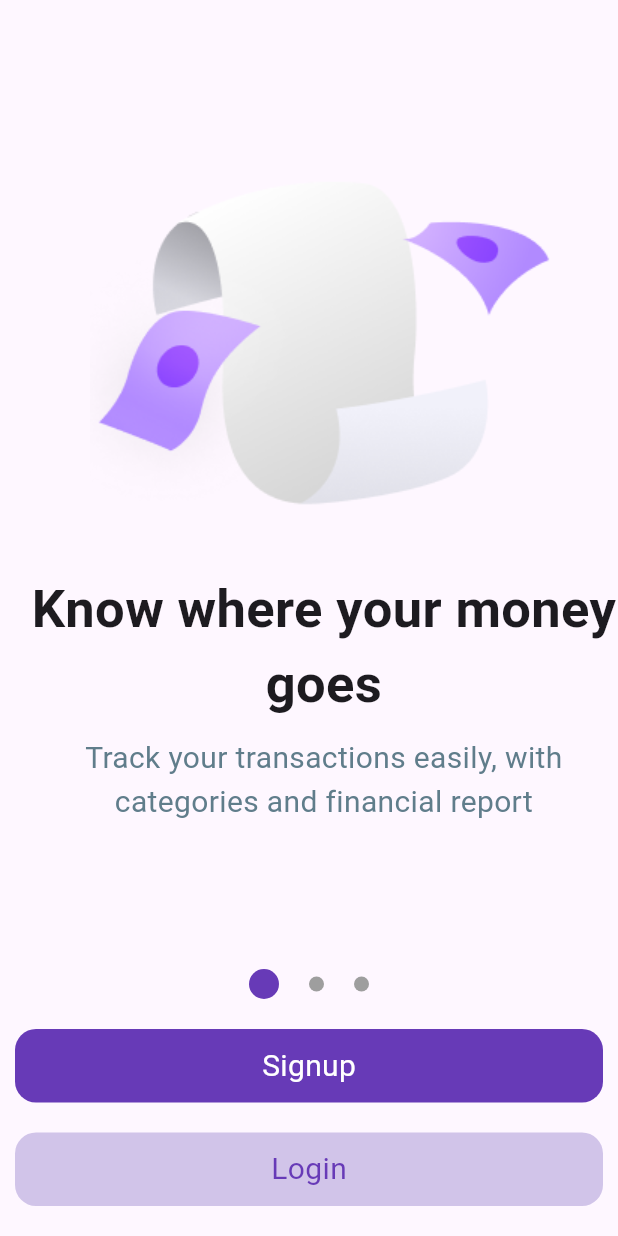
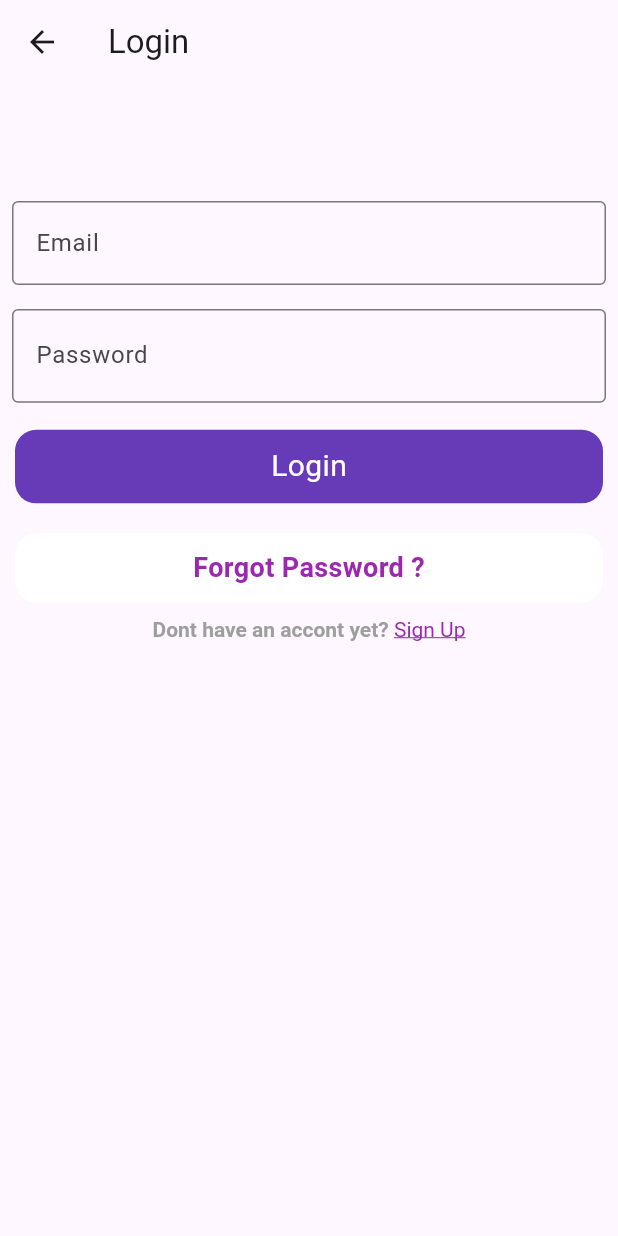
Before and after one commit to xxparthparekhxx/montra, a Flutter app: the screen it shows after launch, after a tap on "Login", on a phone screen of 412 x 824 dp. Run offline on Flutter 3.47's test engine with Material 3 defaults, Android fonts, the light colour scheme and no system bars; our stand-ins replace firebase_auth, firebase_core; accounts and stored records are empty.

Commit message:
Completed Sign in screen

```diff
--- /dev/null
+++ b/lib/pages/Onbording/Signin.dart
@@ -0,0 +1,102 @@
+import 'package:flutter/gestures.dart';
+import 'package:flutter/material.dart';
+import 'package:montra/services/assets.dart';
+
+class Signin extends StatelessWidget {
+  const Signin({super.key});
+
+  @override
+  Widget build(BuildContext context) {
+    return Scaffold(
+      appBar: AppBar(title: const Text("Login")),
+      body: Column(
+        mainAxisAlignment: MainAxisAlignment.start,
+        children: [
+          SizedBox(
+            height: 70,
+          ),
+          const Padding(
+            padding: EdgeInsets.all(8.0),
+            child: TextField(
+                decoration: InputDecoration(
+                    border: OutlineInputBorder(), label: Text("Email"))),
+          ),
+          const Padding(
+            padding: EdgeInsets.all(8.0),
+            child: TextField(
+                decoration: InputDecoration(
+                    border: OutlineInputBorder(),
+                    label: Text("Password"),
+                    suffix: Icon(Icons.remove_red_eye_outlined))),
+          ),
+          InkWell(
+            onTap: () {
+              // Navigator.push(context, MaterialPageRoute(builder: (c) {}));
+            },
+            child: Container(
+                margin: const EdgeInsets.all(10),
+                padding: const EdgeInsets.all(10),
+                decoration: BoxDecoration(
+                    color: Colors.deepPurple,
+                    borderRadius: BorderRadius.circular(14)),
+                child: const Row(
+                  mainAxisAlignment: MainAxisAlignment.center,
+                  children: [
+                    Text(
+                      "Login",
+                      style: TextStyle(color: Colors.white, fontSize: 20),
+                    )
+                  ],
+                )),
+          ),
+          InkWell(
+            onTap: () {
+              // Navigator.push(context, MaterialPageRoute(builder: (c) {}));
+            },
+            child: Container(
+                margin: const EdgeInsets.all(10),
+                padding: const EdgeInsets.all(10),
+                decoration: BoxDecoration(
+                    color: Colors.white,
+                    borderRadius: BorderRadius.circular(14)),
+                child: const Row(
+                  mainAxisAlignment: MainAxisAlignment.center,
+                  children: [
+                    Text(
+                      "Forgot Password ?",
+                      style: TextStyle(
+                          color: Colors.purple,
+                          fontSize: 18,
+                          fontWeight: FontWeight.bold),
+                    )
+                  ],
+                )),
+          ),
+          RichText(
+            text: TextSpan(
+              children: [
+                TextSpan(
+                  text: 'Dont have an accont yet? ',
+                  style: TextStyle(
+                      color: Colors.grey, fontWeight: FontWeight.bold),
+                ),
+                TextSpan(
+                  text: 'Sign Up',
+                  style: TextStyle(
+                    color: Colors.purple,
+                    decoration: TextDecoration.underline,
+                  ),
+                  recognizer: TapGestureRecognizer()
+                    ..onTap = () {
+                      // Handle login click
+                      print('Login clicked');
+                    },
+                ),
+              ],
+            ),
+          )
+        ],
+      ),
+    );
+  }
+}
--- a/lib/pages/Onbording/signupOrSignin.dart
+++ b/lib/pages/Onbording/signupOrSignin.dart
@@ -1,6 +1,7 @@
 import 'dart:async';
 
 import 'package:flutter/material.dart';
+import 'package:montra/pages/Onbording/Signin.dart';
 import 'package:montra/pages/Onbording/Signup.dart';
 import 'package:montra/pages/Onbording/model/page.dart';
 import 'package:montra/pages/Onbording/widgets/page.dart';
@@ -104,7 +105,11 @@ class _OnbordingState extends State<Onbording> {
               )),
         ),
         InkWell(
-          onTap: () {},
+          onTap: () {
+            Navigator.push(context, MaterialPageRoute(builder: (c) {
+              return const Signin();
+            }));
+          },
           child: Container(
               margin: const EdgeInsets.all(10).copyWith(bottom: 20),
               padding: const EdgeInsets.all(10),
```
